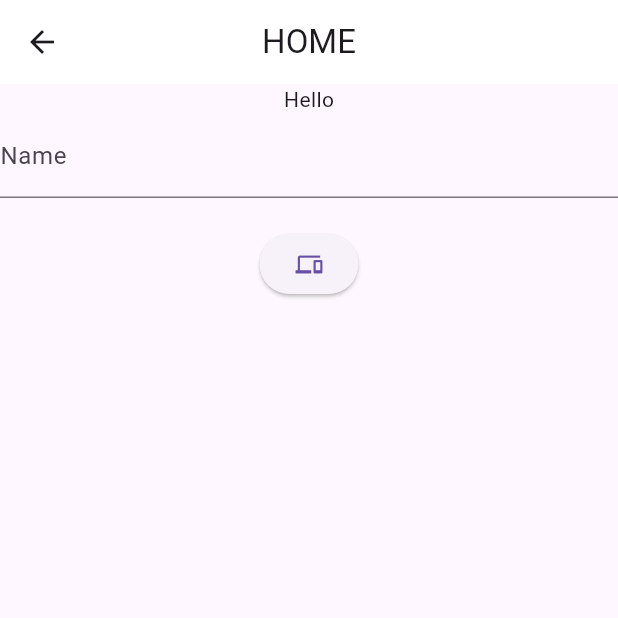
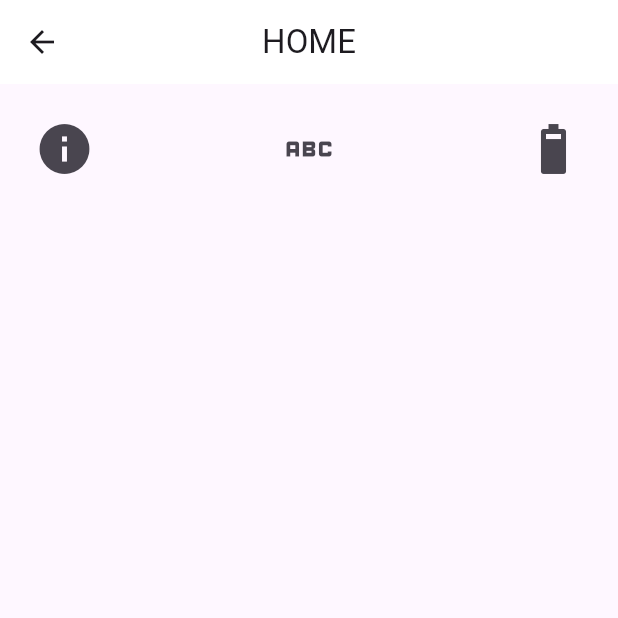
Before and after one commit to MechaPichanon/flutter_application_2, a Flutter app: the WelcomePage screen opened directly, on a phone screen of 412 x 824 dp, the top half of it. Run offline on Flutter 3.47's test engine with Material 3 defaults, Android fonts, the phone set to English and light mode, and no system bars; missing offline and left inert: dart:ffi.

Commit message:
Ev App V4

```diff
--- a/lib/welcome_page.dart
+++ b/lib/welcome_page.dart
@@ -1,4 +1,7 @@
 import 'package:flutter/material.dart';
+import 'package:flutter_application_2/EV_cal.dart';
+import 'package:flutter_application_2/about_us_page.dart';
+import 'package:flutter_application_2/Enter_name.dart';
 
 class WelcomePage extends StatefulWidget {
   const WelcomePage({super.key});
@@ -17,29 +20,40 @@ class _WelcomePageState extends State<WelcomePage> {
         centerTitle: true,
         title: Text("HOME"),
       ),
-      body: Center(
+      body: Padding(
+        padding: EdgeInsets.all(15),
         child: Column(
           children: [
-          Column(
+            Row(
               children: [
-              const Text("Hello"),
-              TextField(
-                controller: _textController,
-                decoration: const InputDecoration(
-                  hintText: "Enter Your Name",
-                  labelText: "Name",
+                IconButton(
+                  onPressed: () {
+                    Navigator.pushNamed(context, '/aboutUsPage');
+                  },
+                  icon: Icon(Icons.info),
+                  iconSize: 40,
                 ),
+                Spacer(),
+                IconButton(
+                  onPressed: () {
+                    Navigator.pushNamed(context, '/Entername');
+                  },
+                  icon: Icon(Icons.abc),
+                  iconSize: 40,
                 ),
-              Text("$_output"),
-              ElevatedButton(
-                onPressed: (){String input = _textController.text;setState(() {
-                  _output = "Hello and Welcome";debugPrint("press");
-                });}, child: const Icon(Icons.devices)),
+                Spacer(),
+                IconButton(
+                  onPressed: () {
+                    Navigator.pushNamed(context, '/Evcal');
+                  },
+                  icon: Icon(Icons.battery_6_bar),
+                  iconSize: 40,
+                ),
               ],
             ),
           ],
         ),
-      )
+      ),
     );
   }
 }
```
Also changed, not shown: lib/EV_cal.dart (+23 -4 lines), lib/Enter_name.dart (added, +61 -0 lines), lib/about_us_page.dart (+13 -1 lines), lib/display_name.dart (added, +28 -0 lines), lib/main.dart (+9 -80 lines). Lines whose indentation alone changed are shown as unchanged.
